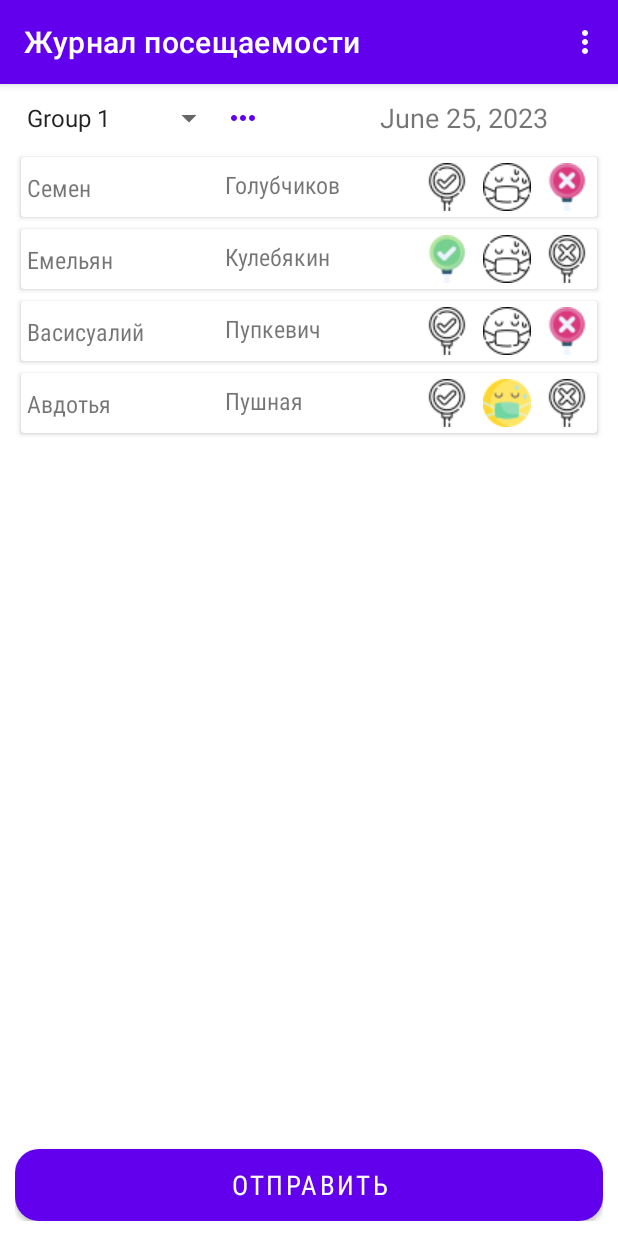
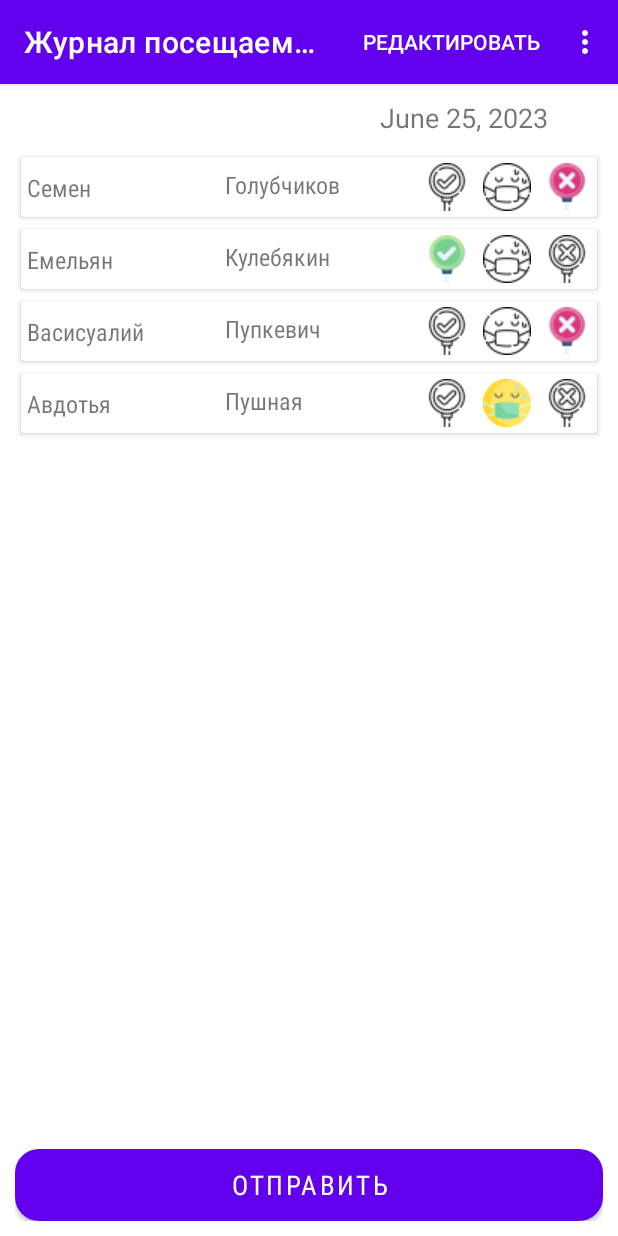
Before and after one commit to DrFrey/attendance_log, an Android app: the screen it shows after launch (MainActivity), on a phone screen of 412 x 824 dp. Run offline under Robolectric (Android 15) with nearby library versions, the phone set to English and light mode, and no system bars; our stand-ins replace Room's generated code, data binding.

Commit message:
returned livedata; refactored groups dialogs

```diff
--- a/app/src/main/java/com/freyapps/attendancelog/MainActivity.kt
+++ b/app/src/main/java/com/freyapps/attendancelog/MainActivity.kt
@@ -5,7 +5,7 @@ import android.os.Bundle
 import android.view.Menu
 import android.view.MenuInflater
 import android.view.MenuItem
-import androidx.navigation.findNavController
+import androidx.core.view.MenuProvider
 
 class MainActivity : AppCompatActivity() {
 
@@ -13,20 +13,4 @@ class MainActivity : AppCompatActivity() {
         super.onCreate(savedInstanceState)
         setContentView(R.layout.activity_main)
     }
-
-    override fun onCreateOptionsMenu(menu: Menu): Boolean {
-        val inflater: MenuInflater = menuInflater
-        inflater.inflate(R.menu.menu, menu)
-        return true
-    }
-
-    override fun onOptionsItemSelected(item: MenuItem): Boolean {
-        return when (item.itemId) {
-            R.id.menu_editList -> {
-                findNavController(R.id.nav_host_fragment).navigate(R.id.action_listFragment_to_editListFragment)
-                true
-            }
-            else -> super.onOptionsItemSelected(item)
-        }
-    }
 }
--- a/app/src/main/java/com/freyapps/attendancelog/data/GroupDao.kt
+++ b/app/src/main/java/com/freyapps/attendancelog/data/GroupDao.kt
@@ -1,7 +1,7 @@
 package com.freyapps.attendancelog.data
 
+import androidx.lifecycle.LiveData
 import androidx.room.*
-import kotlinx.coroutines.flow.Flow
 
 @Dao
 interface GroupDao {
@@ -15,5 +15,5 @@ interface GroupDao {
     suspend fun deleteGroup(group: Group)
 
     @Query("SELECT * FROM groups ORDER BY name")
-    fun getAllGroups(): Flow<List<Group>>
+    fun getAllGroups(): LiveData<List<Group>>
 }
--- a/app/src/main/java/com/freyapps/attendancelog/data/StudentDao.kt
+++ b/app/src/main/java/com/freyapps/attendancelog/data/StudentDao.kt
@@ -1,7 +1,7 @@
 package com.freyapps.attendancelog.data
 
+import androidx.lifecycle.LiveData
 import androidx.room.*
-import kotlinx.coroutines.flow.Flow
 
 @Dao
 interface StudentDao {
@@ -21,14 +21,14 @@ interface StudentDao {
     suspend fun deleteAll()
 
     @Query("SELECT * FROM students ORDER BY last_name ASC")
-    fun getAllStudents(): Flow<List<Student>>
+    fun getAllStudents(): LiveData<List<Student>>
 
     @Query("SELECT * FROM students WHERE status = 2 AND group_id = :groupId ORDER BY last_name ASC")
-    fun getAllSickByGroup(groupId: Int): Flow<List<Student>>
+    fun getAllSickByGroup(groupId: Int): LiveData<List<Student>>
 
     @Query("SELECT * FROM students WHERE status = 3 AND group_id = :groupId ORDER BY last_name ASC")
-    fun getAllAbsentByGroup(groupId: Int): Flow<List<Student>>
+    fun getAllAbsentByGroup(groupId: Int): LiveData<List<Student>>
 
     @Query("SELECT * FROM students WHERE group_id = :groupId ORDER BY last_name ASC")
-    fun getAllStudentsByGroup(groupId: Int): Flow<List<Student>>
+    fun getAllStudentsByGroup(groupId: Int): LiveData<List<Student>>
 }
--- a/app/src/main/java/com/freyapps/attendancelog/ui/ListFragment.kt
+++ b/app/src/main/java/com/freyapps/attendancelog/ui/ListFragment.kt
@@ -2,24 +2,25 @@ package com.freyapps.attendancelog.ui
 
 import android.content.Intent
 import android.os.Bundle
-import android.view.LayoutInflater
-import android.view.View
-import android.view.ViewGroup
-import android.widget.AdapterView
-import android.widget.ArrayAdapter
+import android.util.Log
+import android.view.*
+import android.view.Menu.NONE
+import androidx.core.view.MenuHost
+import androidx.core.view.MenuProvider
 import androidx.fragment.app.Fragment
 import androidx.fragment.app.activityViewModels
-import androidx.lifecycle.lifecycleScope
+import androidx.lifecycle.Lifecycle
+import androidx.navigation.findNavController
 import com.freyapps.attendancelog.AttendanceLogApp
 import com.freyapps.attendancelog.R
 import com.freyapps.attendancelog.data.Group
 import com.freyapps.attendancelog.data.Student
+import com.freyapps.attendancelog.databinding.AddGroupBottomSheetDialogBinding
+import com.freyapps.attendancelog.databinding.AddStudentBottomSheetDialogBinding
 import com.freyapps.attendancelog.databinding.FragmentListBinding
-import kotlinx.coroutines.Job
-import kotlinx.coroutines.launch
+import com.google.android.material.bottomsheet.BottomSheetDialog
 
-class ListFragment : Fragment(), StudentAdapter.OnItemClickListener,
-    AdapterView.OnItemSelectedListener {
+class ListFragment : Fragment(), StudentAdapter.OnItemClickListener {
 
     private val viewModel: SharedViewModel by activityViewModels {
         SharedViewModel.SharedViewModelFactory(
@@ -29,16 +30,10 @@ class ListFragment : Fragment(), StudentAdapter.OnItemClickListener,
     }
     private lateinit var binding: FragmentListBinding
     private lateinit var studentAdapter: StudentAdapter
-    private lateinit var groupsAdapter: ArrayAdapter<Group>
 
+    private var groupsList: List<Group> = listOf()
     private var sickStudents: List<Student> = listOf()
     private var absentStudents: List<Student> = listOf()
-    private var groups: List<Group> = listOf()
-
-    private var jobCollectAllStudentsByGroup: Job? = null
-    private var jobCollectSickStudentsByGroup: Job? = null
-    private var jobCollectAbsentStudentsByGroup: Job? = null
-
 
     override fun onCreateView(
         inflater: LayoutInflater,
@@ -52,6 +47,50 @@ class ListFragment : Fragment(), StudentAdapter.OnItemClickListener,
     override fun onViewCreated(view: View, savedInstanceState: Bundle?) {
         setUpViews()
         subscribeToViewModel()
+        val menuHost: MenuHost = requireActivity()
+
+        menuHost.addMenuProvider(object : MenuProvider {
+            override fun onPrepareMenu(menu: Menu) {
+                menu.clear()
+                menu.add(NONE, R.string.edit, NONE, R.string.edit)
+                menu.findItem(R.string.edit).setShowAsAction(MenuItem.SHOW_AS_ACTION_ALWAYS)
+                menu.add(NONE, R.string.add_group, NONE, R.string.add_group)
+                menu.add(NONE, R.string.delete_group, NONE, R.string.delete_group)
+                for (group in groupsList) {
+                    Log.d("--->", "adding group : ${group.name}")
+                    menu.add(NONE, group.id, NONE, group.name)
+                }
+            }
+
+            override fun onCreateMenu(menu: Menu, menuInflater: MenuInflater) {}
+
+            override fun onMenuItemSelected(menuItem: MenuItem): Boolean {
+                return when (menuItem.itemId) {
+                    R.string.edit -> {
+                        requireActivity().findNavController(R.id.nav_host_fragment).navigate(R.id.action_listFragment_to_editListFragment)
+                        true
+                    }
+                    R.string.add_group -> {
+                        Log.d("--->", "add group clicked")
+                        onAddClick()
+                        true
+                    }
+                    R.string.delete_group -> {
+                        Log.d("--->", "delete group clicked")
+                        true
+                    }
+                    R.string.manage_groups -> {
+                        Log.d("--->", "manage group clicked")
+                        true
+                    }
+                    else -> {
+                        Log.d("--->", "clicked group with id ${menuItem.itemId}")
+                        viewModel.setCurrentGroup(menuItem.itemId)
+                        true
+                    }
+                }
+            }
+        }, viewLifecycleOwner, Lifecycle.State.RESUMED)
     }
 
     private fun setUpViews() {
@@ -61,14 +100,6 @@ class ListFragment : Fragment(), StudentAdapter.OnItemClickListener,
             studentsList.adapter = studentAdapter
 
             tvDate.text = viewModel.today
-
-            groupsAdapter = ArrayAdapter(
-                requireContext(),
-                android.R.layout.simple_spinner_item
-            )
-            groupsAdapter.setDropDownViewResource(android.R.layout.simple_spinner_dropdown_item)
-            groupSpinner.adapter = groupsAdapter
-            groupSpinner.onItemSelectedListener = this@ListFragment
 
             btnSend.setOnClickListener {
                 val sick = sickStudents.joinToString(prefix = " (", postfix = ")") {
@@ -96,26 +127,22 @@ class ListFragment : Fragment(), StudentAdapter.OnItemClickListener,
                 val shareIntent = Intent.createChooser(sendIntent, null)
                 startActivity(shareIntent)
             }
-
-            btnGroupEdit.setOnClickListener {
-                val editGroupsDialog = EditGroupsDialog(viewModel)
-                editGroupsDialog.show(childFragmentManager, "editGroups")
-            }
         }
     }
 
     private fun subscribeToViewModel() {
-        viewLifecycleOwner.lifecycleScope.launch {
-            viewModel.allGroups().collect {
-                groups = it
-                groupsAdapter.clear()
-                groups.forEach { group ->
-                    groupsAdapter.add(group)
-                }
-                groupsAdapter.notifyDataSetChanged()
-            }
+        viewModel.allGroups.observe(viewLifecycleOwner) {
+            groupsList = it
         }
-
+        viewModel.studentsInCurrentGroup.observe(viewLifecycleOwner) {
+            studentAdapter.submitList(it)
+        }
+        viewModel.allSick.observe(viewLifecycleOwner) {
+            sickStudents = it
+        }
+        viewModel.allAbsent.observe(viewLifecycleOwner) {
+            absentStudents = it
+        }
     }
 
     override fun onItemClick(item: Student, newStatus: Int) {
@@ -130,31 +157,34 @@ class ListFragment : Fragment(), StudentAdapter.OnItemClickListener,
         studentAdapter.notifyItemChanged(studentAdapter.currentList.indexOf(item))
     }
 
-    override fun onItemSelected(parent: AdapterView<*>?, view: View?, position: Int, id: Long) {
-        val item = parent?.selectedItem as Group
+    private fun onAddClick() {
+        val bottomSheetDialog = BottomSheetDialog(requireContext(), R.style.BottomSheetDialogTheme)
+        val dialogBinding =
+            AddGroupBottomSheetDialogBinding.inflate(LayoutInflater.from(requireContext()))
+        bottomSheetDialog.setContentView(dialogBinding.root)
 
-        viewModel.currentGroup = item.id
+        with(dialogBinding) {
+            btnSave.setOnClickListener {
+                when {
+                    etName.text.isNullOrEmpty() -> {
+                        etName.error = getString(R.string.error_mandatory_field)
+                    }
+                    else -> {
+                        val newGroup = Group(
+                            name = etName.text.toString()
+                        )
+                        viewModel.addGroup(newGroup)
+                        viewModel.setCurrentGroup(newGroup.id)
+                        bottomSheetDialog.dismiss()
+                    }
+                }
+            }
 
-        jobCollectAllStudentsByGroup?.cancel()
-        jobCollectSickStudentsByGroup?.cancel()
-        jobCollectAbsentStudentsByGroup?.cancel()
-
-        jobCollectAllStudentsByGroup = viewLifecycleOwner.lifecycleScope.launch {
-            viewModel.studentsInCurrentGroup().collect {
-                studentAdapter.submitList(it)
+            btnCancel.setOnClickListener {
+                bottomSheetDialog.dismiss()
             }
         }
-        jobCollectSickStudentsByGroup = viewLifecycleOwner.lifecycleScope.launch {
-            viewModel.allSick().collect {
-                sickStudents = it
-            }
-        }
-        jobCollectAbsentStudentsByGroup = viewLifecycleOwner.lifecycleScope.launch {
-            viewModel.allAbsent().collect {
-                absentStudents = it
-            }
-        }
+
+        bottomSheetDialog.show()
     }
-
-    override fun onNothingSelected(parent: AdapterView<*>?) {}
 }
--- a/app/src/main/java/com/freyapps/attendancelog/ui/SharedViewModel.kt
+++ b/app/src/main/java/com/freyapps/attendancelog/ui/SharedViewModel.kt
@@ -7,7 +7,6 @@ import com.freyapps.attendancelog.data.Group
 import com.freyapps.attendancelog.data.GroupRepository
 import com.freyapps.attendancelog.data.Student
 import com.freyapps.attendancelog.data.StudentRepository
-import kotlinx.coroutines.flow.*
 import kotlinx.coroutines.launch
 import java.time.LocalDate
 import java.time.format.DateTimeFormatter
@@ -19,22 +18,28 @@ class SharedViewModel(
 ) :
     ViewModel() {
 
-    var currentGroup = 1
+    val allGroups: LiveData<List<Group>> = groupRepository.getAllGroups()
 
-    fun studentsInCurrentGroup(): Flow<List<Student>> =
-        studentRepository.getAllStudentsByGroup(currentGroup)
+    val currentGroup = MutableLiveData<Int>()
 
-    fun allSick(): Flow<List<Student>> =
-        studentRepository.getAllSickByGroup(currentGroup)
-    fun allAbsent(): Flow<List<Student>> =
-        studentRepository.getAllAbsentByGroup(currentGroup)
-    fun allGroups(): Flow<List<Group>> = groupRepository.getAllGroups()
+    val studentsInCurrentGroup: LiveData<List<Student>> = currentGroup.switchMap {
+        studentRepository.getAllStudentsByGroup(it)
+    }
+
+    val allSick: LiveData<List<Student>> = currentGroup.switchMap {
+        studentRepository.getAllSickByGroup(it)
+    }
+
+    val allAbsent: LiveData<List<Student>> = currentGroup.switchMap {
+        studentRepository.getAllAbsentByGroup(it)
+    }
 
     @SuppressLint("NewApi")
     val today: String = LocalDate.now().format(DateTimeFormatter.ofLocalizedDate(FormatStyle.LONG))
 
     init {
         Log.d("TAG", "viewmodel init triggered")
+        setCurrentGroup(allGroups.value?.first()?.id ?: 1)
     }
 
     fun addStudent(student: Student) = viewModelScope.launch {
@@ -61,6 +66,10 @@ class SharedViewModel(
         groupRepository.deleteGroup(group)
     }
 
+    fun setCurrentGroup(id: Int) {
+        currentGroup.postValue(id)
+    }
+
     class SharedViewModelFactory(
         private val studentRepository: StudentRepository,
         private val groupRepository: GroupRepository
--- a/app/src/main/res/layout/fragment_list.xml
+++ b/app/src/main/res/layout/fragment_list.xml
@@ -32,25 +32,6 @@
             android:textSize="18sp"
             tools:text="1 сентября 2021 г." />
 
-        <Spinner
-            android:id="@+id/groupSpinner"
-            android:layout_width="140dp"
-            android:layout_height="wrap_content"
-            android:layout_marginEnd="10dp"
-            android:layout_marginBottom="10dp"
-            android:spinnerMode="dropdown"
-            app:layout_constraintStart_toStartOf="parent"
-            app:layout_constraintTop_toTopOf="parent"
-            app:layout_constraintBottom_toTopOf="@id/studentsList" />
-        <Button
-            android:id="@+id/btnGroupEdit"
-            android:layout_width="24dp"
-            android:layout_height="24dp"
-            android:background="@drawable/ic_outline_more_horiz_24"
-            app:layout_constraintStart_toEndOf="@id/groupSpinner"
-            app:layout_constraintTop_toTopOf="@id/groupSpinner"
-            app:layout_constraintBottom_toBottomOf="@id/groupSpinner" />
-
         <androidx.recyclerview.widget.RecyclerView
             android:id="@+id/studentsList"
             android:layout_width="match_parent"
--- a/app/src/main/res/menu/menu.xml
+++ /dev/null
@@ -1,9 +0,0 @@
-<?xml version="1.0" encoding="utf-8"?>
-<menu xmlns:android="http://schemas.android.com/apk/res/android"
-    xmlns:app="http://schemas.android.com/apk/res-auto">
-    <item
-        android:id="@+id/menu_editList"
-        android:title="@string/edit"
-        app:showAsAction="never"
-        android:icon="@drawable/ic_outline_edit_24"/>
-</menu>
--- a/app/src/main/res/values/strings.xml
+++ b/app/src/main/res/values/strings.xml
@@ -15,6 +15,8 @@
     <string name="cancel">Отменить</string>
     <string name="message_template">Сегодня, %1$s, отсутствуют по болезни %2$d%3$s, по другим причинам %4$d%5$s.</string>
     <string name="last_group_delete_error">Нельзя удалить единственную группу</string>
-    <string name="add_group">Новая группа</string>
+    <string name="add_group">Добавить группу</string>
     <string name="manage_groups">Группы</string>
+    <string name="delete_group">Удалить группу</string>
+    <string name="group_name">Название</string>
 </resources>
```
Also changed, not shown: app/src/main/java/com/freyapps/attendancelog/ui/EditGroupsAdapter.kt (deleted, +0 -98 lines), app/src/main/java/com/freyapps/attendancelog/ui/EditGroupsDialog.kt (deleted, +0 -58 lines), app/src/main/java/com/freyapps/attendancelog/ui/EditListFragment.kt (+4 -20 lines), app/src/main/res/layout/add_group_bottom_sheet_dialog.xml (added, +49 -0 lines), app/src/main/res/layout/edit_groups_dialog.xml (deleted, +0 -54 lines), app/src/main/res/layout/item_group.xml (+1 -12 lines), 1 other file.
